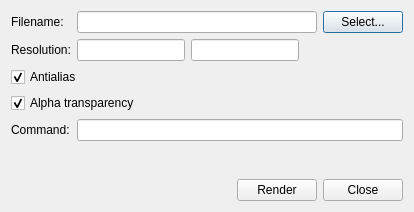
This is libavogadro/src/extensions/povraydialog.ui in cryos/avogadro as Qt 5 draws it before an edit. The edited form follows.
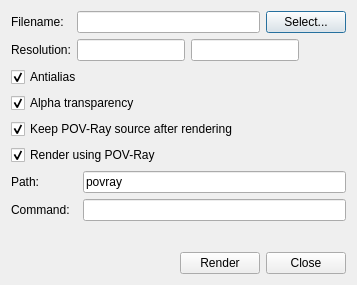
This is the edited form.

Commit message: Added lots more options to the POV-Ray dialog, it now saves its settings (as can all extensions now). Should be more robust.

```diff
--- a/libavogadro/src/extensions/povraydialog.ui
+++ b/libavogadro/src/extensions/povraydialog.ui
@@ -5,8 +5,8 @@
    <rect>
     <x>0</x>
     <y>0</y>
-    <width>414</width>
-    <height>212</height>
+    <width>357</width>
+    <height>285</height>
    </rect>
   </property>
   <property name="sizePolicy" >
@@ -29,7 +29,7 @@
      </property>
     </widget>
    </item>
-   <item row="0" column="1" >
+   <item row="0" column="1" colspan="2" >
     <layout class="QHBoxLayout" name="horizontalLayout_4" >
      <item>
       <widget class="QLineEdit" name="fileName" />
@@ -53,7 +53,7 @@
      </property>
     </widget>
    </item>
-   <item row="1" column="1" >
+   <item row="1" column="1" colspan="2" >
     <layout class="QHBoxLayout" name="horizontalLayout" >
      <item>
       <widget class="QLineEdit" name="dimX" />
@@ -76,7 +76,7 @@
      </item>
     </layout>
    </item>
-   <item row="2" column="0" colspan="2" >
+   <item row="2" column="0" colspan="3" >
     <widget class="QCheckBox" name="antialias" >
      <property name="text" >
       <string>Antialias</string>
@@ -86,7 +86,7 @@
      </property>
     </widget>
    </item>
-   <item row="3" column="0" colspan="2" >
+   <item row="3" column="0" colspan="3" >
     <widget class="QCheckBox" name="transparency" >
      <property name="text" >
       <string>Alpha transparency</string>
@@ -96,7 +96,54 @@
      </property>
     </widget>
    </item>
-   <item row="4" column="0" >
+   <item row="4" column="0" colspan="3" >
+    <widget class="QCheckBox" name="keepSource" >
+     <property name="toolTip" >
+      <string>Keep the POV-Ray source after rendering has completed</string>
+     </property>
+     <property name="text" >
+      <string>Keep POV-Ray source after rendering</string>
+     </property>
+     <property name="checked" >
+      <bool>true</bool>
+     </property>
+    </widget>
+   </item>
+   <item row="5" column="0" colspan="3" >
+    <widget class="QCheckBox" name="renderDirect" >
+     <property name="toolTip" >
+      <string>Render the molecule directly using command line POV-Ray</string>
+     </property>
+     <property name="text" >
+      <string>Render using POV-Ray</string>
+     </property>
+     <property name="checked" >
+      <bool>true</bool>
+     </property>
+    </widget>
+   </item>
+   <item row="6" column="0" >
+    <widget class="QLabel" name="label_6" >
+     <property name="text" >
+      <string>Path:</string>
+     </property>
+     <property name="buddy" >
+      <cstring>dimX</cstring>
+     </property>
+    </widget>
+   </item>
+   <item row="6" column="2" >
+    <layout class="QHBoxLayout" name="horizontalLayout_6" >
+     <item>
+      <widget class="QLineEdit" name="povrayPath" >
+       <property name="text" >
+        <string>povray</string>
+       </property>
+      </widget>
+     </item>
+    </layout>
+   </item>
+   <item row="7" column="0" >
     <widget class="QLabel" name="label_5" >
      <property name="text" >
       <string>Command:</string>
@@ -106,14 +153,14 @@
      </property>
     </widget>
    </item>
-   <item row="4" column="1" >
+   <item row="7" column="2" >
     <layout class="QHBoxLayout" name="horizontalLayout_5" >
      <item>
       <widget class="QLineEdit" name="command" />
      </item>
     </layout>
    </item>
-   <item row="5" column="0" colspan="2" >
+   <item row="8" column="0" colspan="3" >
     <spacer name="verticalSpacer_2" >
      <property name="orientation" >
       <enum>Qt::Vertical</enum>
@@ -129,7 +176,7 @@
      </property>
     </spacer>
    </item>
-   <item row="6" column="0" colspan="2" >
+   <item row="9" column="0" colspan="3" >
     <layout class="QHBoxLayout" name="horizontalLayout_2" >
      <item>
       <spacer name="horizontalSpacer_2" >
```
Left out of the diff: 15 changed lines with no effect on the pictures. The commit also changes 5 other files.
